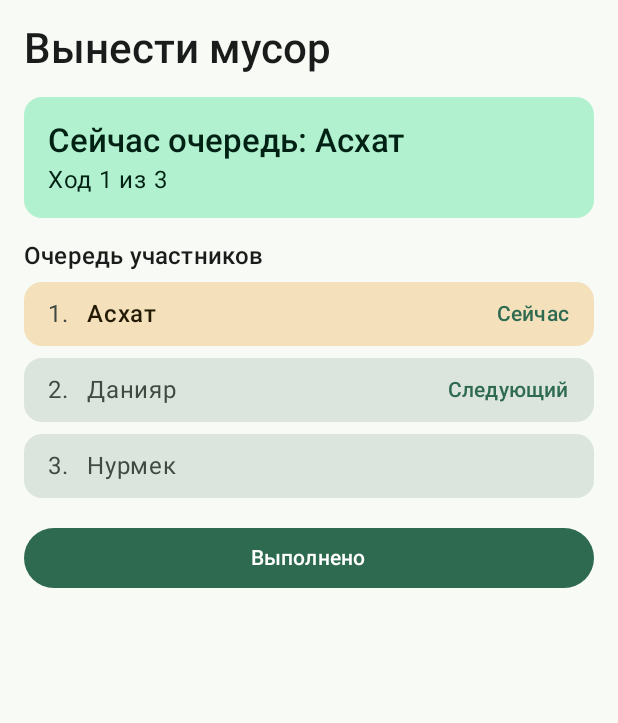
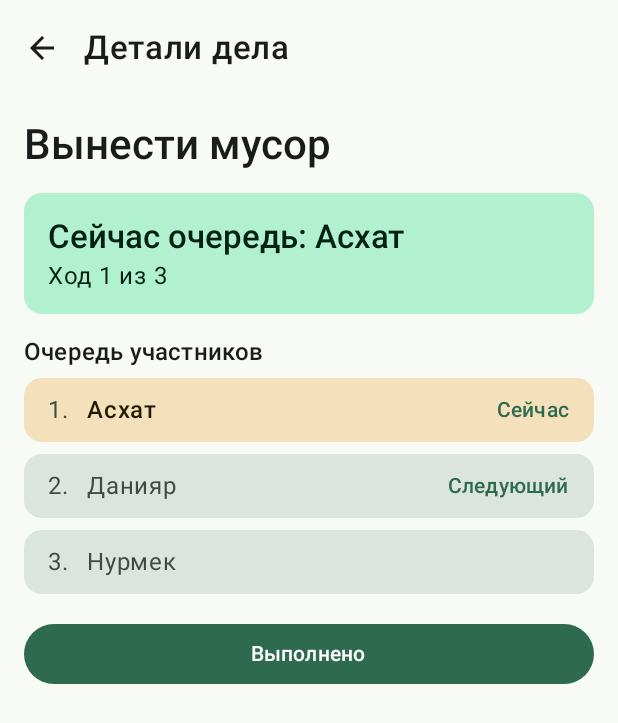
Before and after one commit to tortugichh/WhoseTurn, an Android app built with Jetpack Compose: the screen it shows after launch (MainActivity), after a tap on "Вынести мусор", on a phone screen of 412 x 824 dp. Shown: the top 723 px of the screen. Run offline under Robolectric (Android 15) with nearby library versions, the phone set to English and light mode, and no system bars.

Commit message:
add back navigation from chore details

```diff
--- a/app/src/main/java/com/example/project/chores/navigation/ChoresApp.kt
+++ b/app/src/main/java/com/example/project/chores/navigation/ChoresApp.kt
@@ -2,28 +2,56 @@ package com.example.project.chores.navigation
 
 import androidx.compose.foundation.layout.padding
 import androidx.compose.material3.Scaffold
+import androidx.compose.material3.ExperimentalMaterial3Api
+import androidx.compose.material3.Icon
+import androidx.compose.material3.IconButton
+import androidx.compose.material3.Text
+import androidx.compose.material3.TopAppBar
 import androidx.compose.runtime.Composable
 import androidx.compose.runtime.getValue
 import androidx.compose.ui.Modifier
+import androidx.compose.ui.res.painterResource
+import androidx.compose.ui.res.stringResource
 import androidx.lifecycle.compose.collectAsStateWithLifecycle
 import androidx.navigation.NavType
 import androidx.navigation.compose.NavHost
 import androidx.navigation.compose.composable
+import androidx.navigation.compose.currentBackStackEntryAsState
 import androidx.navigation.compose.rememberNavController
 import androidx.navigation.navArgument
+import com.example.project.R
 import com.example.project.chores.ChoresViewModel
 import com.example.project.chores.ui.ChoreDetailScreen
 import com.example.project.chores.ui.ChoreListScreen
 
 @Composable
+@OptIn(ExperimentalMaterial3Api::class)
 fun ChoresApp(
     viewModel: ChoresViewModel,
     modifier: Modifier = Modifier,
 ) {
     val chores by viewModel.chores.collectAsStateWithLifecycle()
     val navController = rememberNavController()
+    val backStackEntry by navController.currentBackStackEntryAsState()
 
-    Scaffold(modifier = modifier) { innerPadding ->
+    Scaffold(
+        modifier = modifier,
+        topBar = {
+            if (backStackEntry?.destination?.route == ChoreRoutes.DETAIL) {
+                TopAppBar(
+                    title = { Text(stringResource(R.string.chore_detail_title)) },
+                    navigationIcon = {
+                        IconButton(onClick = { navController.navigateUp() }) {
+                            Icon(
+                                painter = painterResource(R.drawable.ic_arrow_back),
+                                contentDescription = stringResource(R.string.chore_navigate_back),
+                            )
+                        }
+                    },
+                )
+            }
+        },
+    ) { innerPadding ->
         NavHost(
             navController = navController,
             startDestination = ChoreRoutes.LIST,
--- /dev/null
+++ b/app/src/main/res/drawable/ic_arrow_back.xml
@@ -0,0 +1,10 @@
+<vector xmlns:android="http://schemas.android.com/apk/res/android"
+    android:width="24dp"
+    android:height="24dp"
+    android:viewportWidth="24"
+    android:viewportHeight="24"
+    android:autoMirrored="true">
+    <path
+        android:fillColor="#FF000000"
+        android:pathData="M20,11H7.83l5.59,-5.59L12,4l-8,8l8,8l1.41,-1.41L7.83,13H20z" />
+</vector>
--- a/app/src/main/res/values/strings.xml
+++ b/app/src/main/res/values/strings.xml
@@ -3,6 +3,7 @@
     <string name="chores_home_title">@string/app_name</string>
     <string name="chore_list_subtitle">Выберите дело, чтобы посмотреть очередь</string>
     <string name="chore_detail_title">Детали дела</string>
+    <string name="chore_navigate_back">Назад</string>
     <string name="chore_rotation_title">Очередь участников</string>
     <string name="chore_participant_current">Сейчас</string>
     <string name="chore_participant_next">Следующий</string>
```
